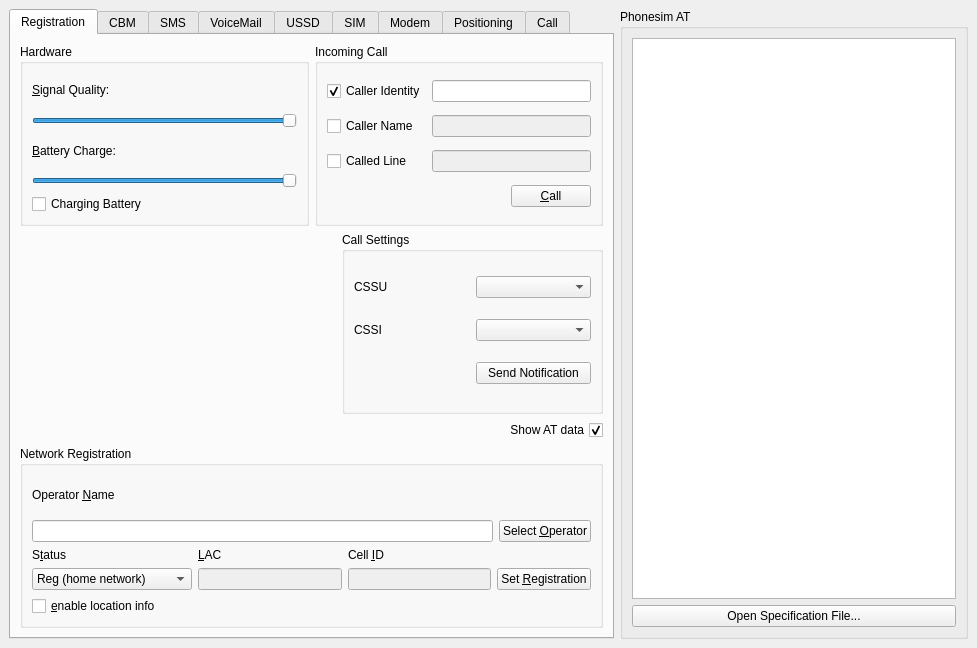
Old version of the form src/controlbase.ui in the repository jpakkane/ofono-phonesim.
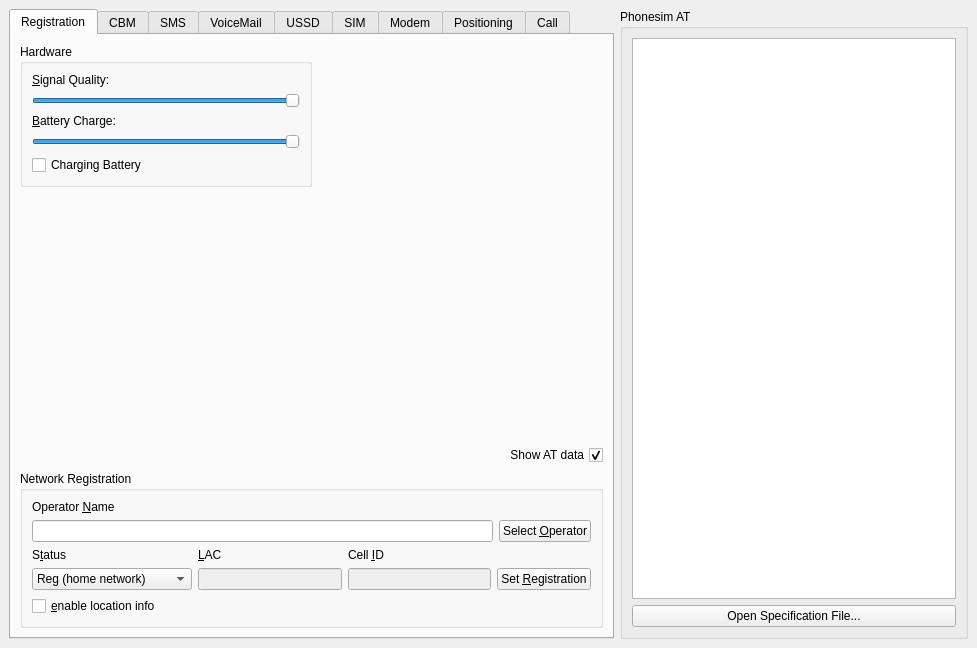
New version of the form.

Commit message:
controlbase: Gather call elements on the same tab
Group CSSU/CSSI and incomming call UI together on the same "Call" tab

```diff
--- a/src/controlbase.ui
+++ b/src/controlbase.ui
@@ -113,143 +113,33 @@
           </widget>
          </item>
          <item>
-          <widget class="QGroupBox" name="gbIncomingCall">
-           <property name="title">
-            <string>Incoming Call</string>
-           </property>
-           <layout class="QGridLayout" name="gridLayout">
-            <item row="0" column="0">
-             <widget class="QCheckBox" name="cbCaller">
-              <property name="text">
-               <string>Caller Identity</string>
-              </property>
-              <property name="checked">
-               <bool>true</bool>
-              </property>
-             </widget>
-            </item>
-            <item row="0" column="1">
-             <widget class="QLineEdit" name="leCaller"/>
-            </item>
-            <item row="1" column="0">
-             <widget class="QCheckBox" name="cbCallerName">
-              <property name="text">
-               <string>Caller Name</string>
-              </property>
-             </widget>
-            </item>
-            <item row="1" column="1">
-             <widget class="QLineEdit" name="leCallerName">
-              <property name="enabled">
-               <bool>false</bool>
-              </property>
-             </widget>
-            </item>
-            <item row="2" column="0">
-             <widget class="QCheckBox" name="cbCalledLine">
-              <property name="text">
-               <string>Called Line</string>
-              </property>
-             </widget>
-            </item>
-            <item row="2" column="1">
-             <widget class="QLineEdit" name="leCalledLine">
-              <property name="enabled">
-               <bool>false</bool>
-              </property>
-             </widget>
-            </item>
-            <item row="3" column="0" colspan="2">
-             <layout class="QHBoxLayout">
-              <property name="spacing">
-               <number>6</number>
-              </property>
-              <property name="margin">
-               <number>0</number>
-              </property>
-              <item>
-               <spacer>
-                <property name="orientation">
-                 <enum>Qt::Horizontal</enum>
-                </property>
-                <property name="sizeHint" stdset="0">
-                 <size>
-                  <width>111</width>
-                  <height>20</height>
-                 </size>
-                </property>
-               </spacer>
-              </item>
-              <item>
-               <widget class="QPushButton" name="pbIncomingCall">
-                <property name="text">
-                 <string>&amp;Call</string>
-                </property>
-               </widget>
-              </item>
-             </layout>
-            </item>
-           </layout>
-          </widget>
-         </item>
-        </layout>
-       </item>
-       <item>
-        <layout class="QHBoxLayout" name="horizontalLayout_3">
-         <item>
           <spacer name="horizontalSpacer">
            <property name="orientation">
             <enum>Qt::Horizontal</enum>
            </property>
-           <property name="sizeType">
-            <enum>QSizePolicy::Fixed</enum>
-           </property>
            <property name="sizeHint" stdset="0">
             <size>
-             <width>322</width>
+             <width>40</width>
              <height>20</height>
             </size>
            </property>
           </spacer>
          </item>
-         <item>
-          <widget class="QGroupBox" name="gbCallSettings">
-           <property name="title">
-            <string>Call Settings</string>
-           </property>
-           <layout class="QGridLayout" name="gridLayout_2">
-            <item row="0" column="1">
-             <widget class="QComboBox" name="cbCSSU"/>
-            </item>
-            <item row="1" column="1">
-             <widget class="QComboBox" name="cbCSSI"/>
-            </item>
-            <item row="0" column="0">
-             <widget class="QLabel" name="lbCSSU">
-              <property name="text">
-               <string>CSSU</string>
-              </property>
-             </widget>
-            </item>
-            <item row="1" column="0">
-             <widget class="QLabel" name="lbCSSI">
-              <property name="text">
-               <string>CSSI</string>
-              </property>
-             </widget>
-            </item>
-            <item row="2" column="1">
-             <widget class="QPushButton" name="pbSendNotif">
-              <property name="text">
-               <string>Send Notification</string>
-              </property>
-             </widget>
-            </item>
-           </layout>
-          </widget>
-         </item>
         </layout>
        </item>
+       <item>
+        <spacer name="verticalSpacer">
+         <property name="orientation">
+          <enum>Qt::Vertical</enum>
+         </property>
+         <property name="sizeHint" stdset="0">
+          <size>
+           <width>20</width>
+           <height>10</height>
+          </size>
+         </property>
+        </spacer>
+       </item>
        <item>
         <widget class="QCheckBox" name="atCheckBox">
          <property name="layoutDirection">
@@ -1505,17 +1395,124 @@
         </widget>
        </item>
        <item>
-        <spacer name="verticalSpacer">
-         <property name="orientation">
-          <enum>Qt::Vertical</enum>
-         </property>
-         <property name="sizeHint" stdset="0">
-          <size>
-           <width>20</width>
-           <height>40</height>
-          </size>
-         </property>
-        </spacer>
+        <layout class="QHBoxLayout" name="horizontalLayout_3">
+         <item>
+          <widget class="QGroupBox" name="gbIncomingCall">
+           <property name="title">
+            <string>Incoming Call</string>
+           </property>
+           <layout class="QGridLayout">
+            <item row="0" column="0">
+             <widget class="QCheckBox" name="cbCaller">
+              <property name="text">
+               <string>Caller Identity</string>
+              </property>
+              <property name="checked">
+               <bool>true</bool>
+              </property>
+             </widget>
+            </item>
+            <item row="0" column="1">
+             <widget class="QLineEdit" name="leCaller"/>
+            </item>
+            <item row="1" column="0">
+             <widget class="QCheckBox" name="cbCallerName">
+              <property name="text">
+               <string>Caller Name</string>
+              </property>
+             </widget>
+            </item>
+            <item row="1" column="1">
+             <widget class="QLineEdit" name="leCallerName">
+              <property name="enabled">
+               <bool>false</bool>
+              </property>
+             </widget>
+            </item>
+            <item row="2" column="0">
+             <widget class="QCheckBox" name="cbCalledLine">
+              <property name="text">
+               <string>Called Line</string>
+              </property>
+             </widget>
+            </item>
+            <item row="2" column="1">
+             <widget class="QLineEdit" name="leCalledLine">
+              <property name="enabled">
+               <bool>false</bool>
+              </property>
+             </widget>
+            </item>
+            <item row="3" column="0" colspan="2">
+             <layout class="QHBoxLayout">
+              <property name="spacing">
+               <number>6</number>
+              </property>
+              <property name="margin">
+               <number>0</number>
+              </property>
+              <item>
+               <spacer>
+                <property name="orientation">
+                 <enum>Qt::Horizontal</enum>
+                </property>
+                <property name="sizeHint" stdset="0">
+                 <size>
+                  <width>111</width>
+                  <height>20</height>
+                 </size>
+                </property>
+               </spacer>
+              </item>
+              <item>
+               <widget class="QPushButton" name="pbIncomingCall">
+                <property name="text">
+                 <string>&amp;Call</string>
+                </property>
+               </widget>
+              </item>
+             </layout>
+            </item>
+           </layout>
+          </widget>
+         </item>
+         <item>
+          <widget class="QGroupBox" name="gbCallSettings">
+           <property name="title">
+            <string>Call Settings</string>
+           </property>
+           <layout class="QGridLayout">
+            <item row="0" column="1">
+             <widget class="QComboBox" name="cbCSSU"/>
+            </item>
+            <item row="1" column="1">
+             <widget class="QComboBox" name="cbCSSI"/>
+            </item>
+            <item row="0" column="0">
+             <widget class="QLabel" name="lbCSSU">
+              <property name="text">
+               <string>CSSU</string>
+              </property>
+             </widget>
+            </item>
+            <item row="1" column="0">
+             <widget class="QLabel" name="lbCSSI">
+              <property name="text">
+               <string>CSSI</string>
+              </property>
+             </widget>
+            </item>
+            <item row="2" column="1">
+             <widget class="QPushButton" name="pbSendNotif">
+              <property name="text">
+               <string>Send Notification</string>
+              </property>
+             </widget>
+            </item>
+           </layout>
+          </widget>
+         </item>
+        </layout>
        </item>
       </layout>
      </widget>
```
